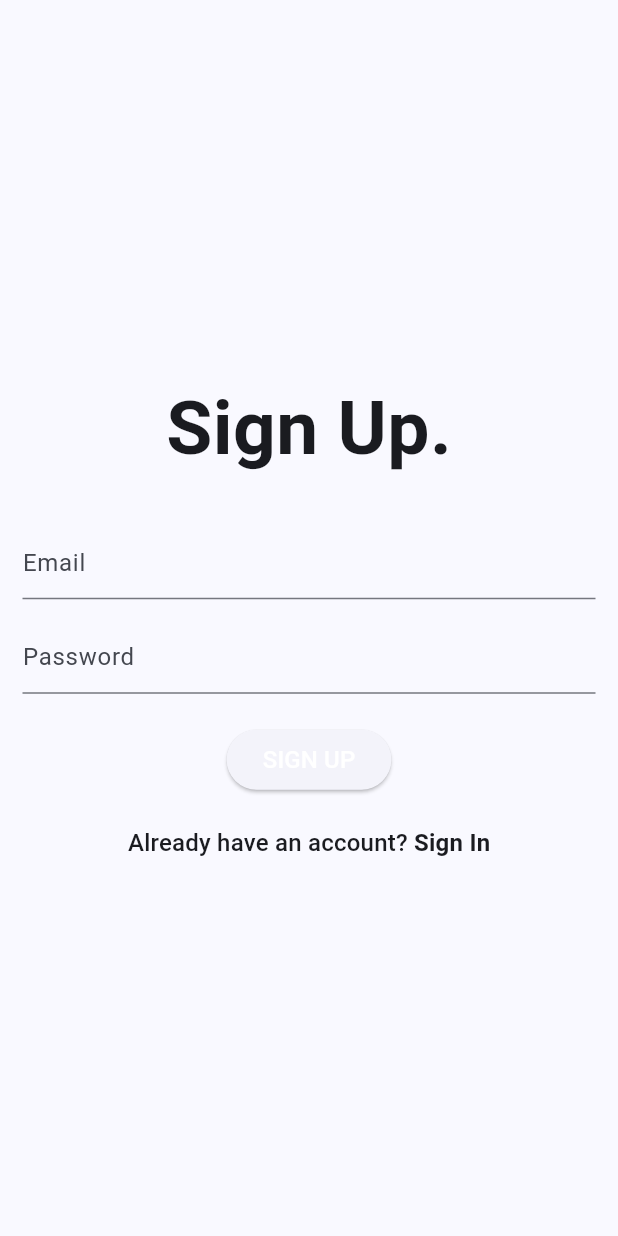
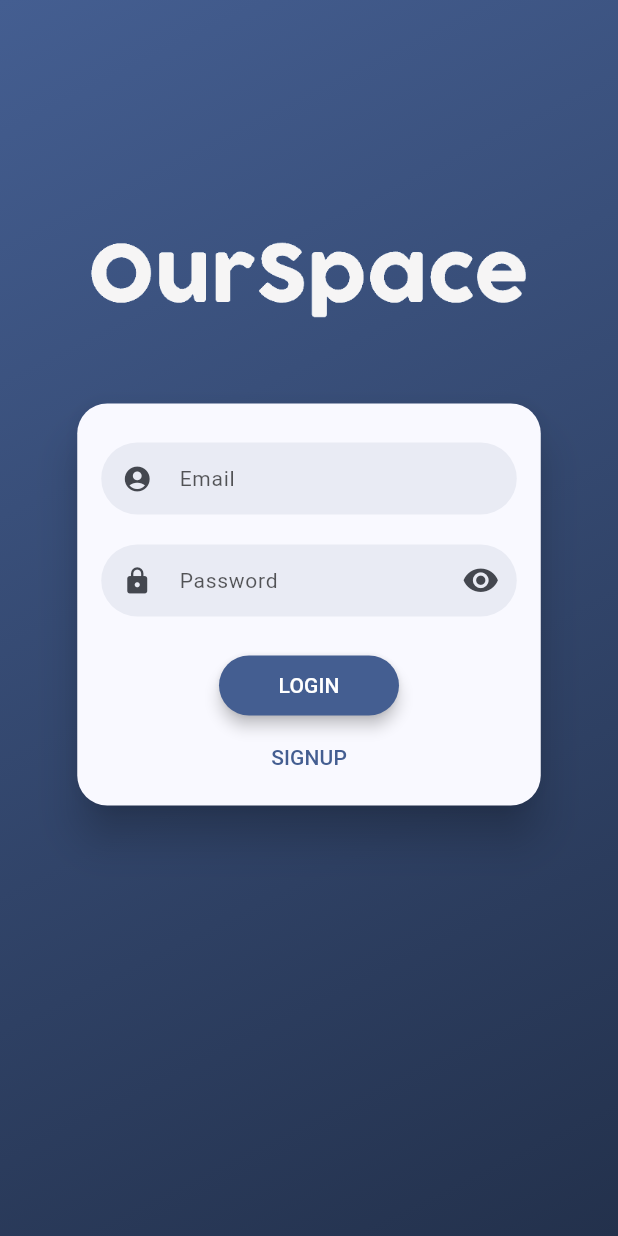
Before and after one commit to lindgh/OurSpace, a Flutter app: the screen it shows after launch, on a phone screen of 412 x 824 dp. Run offline on Flutter 3.47's test engine with Material 3 defaults, Android fonts, the phone set to English and light mode, and no system bars; drawn by our look-alikes of flutter_login; our stand-ins replace cloud_firestore, firebase_auth, firebase_core; accounts and stored records are empty.

Commit message:
Redesign login/sign up page

```diff
--- a/lib/main.dart
+++ b/lib/main.dart
@@ -1,9 +1,5 @@
 import 'package:OurSpace/services/auth/auth_gate.dart';
-import 'package:firebase_auth/firebase_auth.dart';
 import 'package:flutter/material.dart';
-import '../pages/home_page.dart';
-import '../pages/signUp_page.dart';
-import '../pages/discover_page.dart';
 import 'package:firebase_core/firebase_core.dart';
 import 'firebase_options.dart';
 
--- a/lib/pages/signUp_page.dart
+++ /dev/null
@@ -1,91 +0,0 @@
-import 'package:flutter/material.dart';
-import 'package:OurSpace/pages/logIn_page.dart';
-import '../services/auth/authentication.dart';
-
-class SignUpPage extends StatefulWidget {
-  static route() => MaterialPageRoute(
-    builder: (context) => const SignUpPage(),
-  );
-  const SignUpPage({super.key});
-
-  @override
-  State<SignUpPage> createState() => _SignUpPageState();
-}
-
-class _SignUpPageState extends State<SignUpPage> {
-
-  @override
-  Widget build(BuildContext context) {
-    return Scaffold(
-      body: Padding(
-        padding: const EdgeInsets.all(15.0),
-        child: Form(
-          key: formKey,
-          child: Column(
-            mainAxisAlignment: MainAxisAlignment.center,
-            children: [
-              const Text(
-                'Sign Up.',
-                style: TextStyle(
-                  fontSize: 50,
-                  fontWeight: FontWeight.bold,
-                ),
-              ),
-              const SizedBox(height: 10),
-              const SizedBox(height: 20),
-              TextFormField(
-                controller: emailController,
-                decoration: const InputDecoration(
-                  hintText: 'Email',
-                ),
-              ),
-              const SizedBox(height: 15),
-              TextFormField(
-                controller: passwordController,
-                decoration: const InputDecoration(
-                  hintText: 'Password',
-                ),
-                obscureText: true,
-              ),
-              const SizedBox(height: 20),
-              ElevatedButton(
-                onPressed: ()  {
-                  signup(context);
-
-                },
-                child: const Text(
-                  'SIGN UP',
-                  style: TextStyle(
-                    fontSize: 16,
-                    color: Colors.white,
-                  ),
-                ),
-              ),
-              const SizedBox(height: 20),
-              GestureDetector(
-                onTap: () {
-                  Navigator.push(context, LoginPage.route());
-                },
-                child: RichText(
-                  text: TextSpan(
-                    text: 'Already have an account? ',
-                    style: Theme.of(context).textTheme.titleMedium,
-                    children: [
-                      TextSpan(
-                        text: 'Sign In',
-                        style:
-                        Theme.of(context).textTheme.titleMedium?.copyWith(
-                          fontWeight: FontWeight.bold,
-                        ),
-                      ),
-                    ],
-                  ),
-                ),
-              ),
-            ],
-          ),
-        ),
-      ),
-    );
-  }
-}
--- a/lib/services/auth/auth_gate.dart
+++ b/lib/services/auth/auth_gate.dart
@@ -1,8 +1,7 @@
-import 'package:OurSpace/pages/discover_page.dart';
-import 'package:OurSpace/pages/home_page.dart';
+import 'package:OurSpace/pages/navigation_bar.dart';
 import 'package:firebase_auth/firebase_auth.dart';
 import 'package:flutter/material.dart';
-import 'package:OurSpace/pages/signUp_page.dart';
+import 'package:OurSpace/pages/logIn_page.dart';
 
 class AuthGate extends StatelessWidget {
   const AuthGate({super.key});
@@ -14,11 +13,10 @@ class AuthGate extends StatelessWidget {
         stream: FirebaseAuth.instance.authStateChanges(),
         builder: (context, snapshot) {
           if (snapshot.hasData) {
-            return const HomePage();
+            return const NavBar();
           }
-
           else {
-            return const SignUpPage();
+            return LoginSignUpPage();
           }
         }
       )
--- a/pubspec.yaml
+++ b/pubspec.yaml
@@ -41,6 +41,8 @@ dependencies:
   dotted_border: ^2.1.0
   flex_color_picker: ^3.7.1
   cloud_firestore: ^5.6.7
+  dcdg: ^4.1.0
+  flutter_login: ^5.0.0
 
 dev_dependencies:
   flutter_test:
@@ -65,8 +67,8 @@ flutter:
   uses-material-design: true
 
   # To add assets to your application, add an assets section, like this:
-  # assets:
-  #   - images/a_dot_burr.jpeg
+  assets:
+    - assets/images/OurSpace.png
   #   - images/a_dot_ham.jpeg
 
   # An image asset can refer to one or more resolution-specific "variants", see
```
Also changed, not shown: lib/pages/logIn_page.dart (+49 -76 lines), lib/pages/navigation_bar.dart (renamed from lib/pages/home_page.dart, +5 -5 lines), lib/services/auth/authentication.dart (+0 -33 lines), assets/images/OurSpace.png (added), pubspec.lock.
